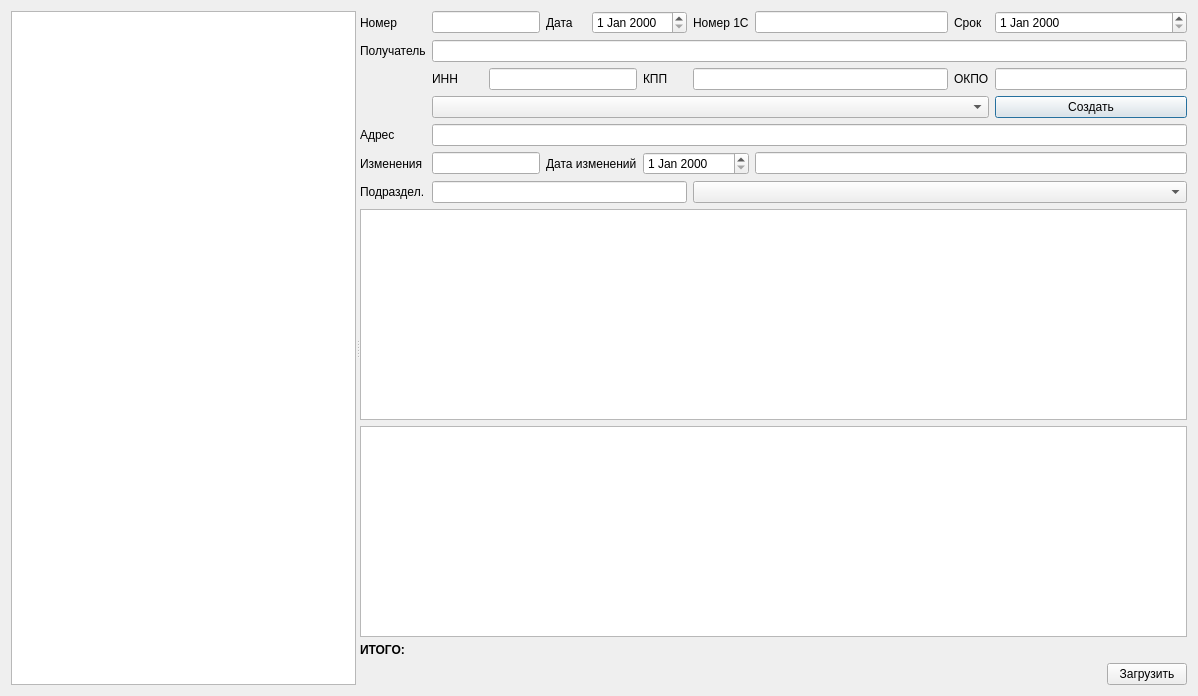
Above: dialogreqload.ui from Sergeyego/warehouse before the change. Below: the same form after it.
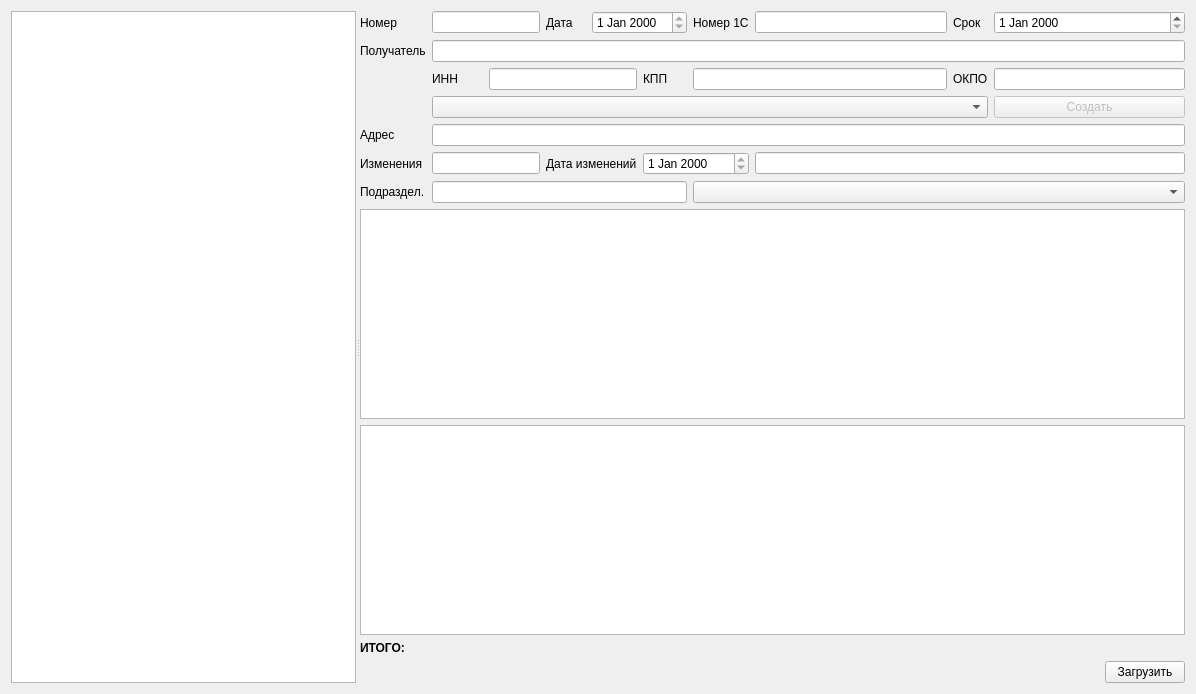
That is the form after the change. Custom widgets are drawn as their Qt base class.

What changed in the file:
```diff
--- a/dialogreqload.ui
+++ b/dialogreqload.ui
@@ -6,8 +6,8 @@
    <rect>
     <x>0</x>
     <y>0</y>
-    <width>1198</width>
-    <height>696</height>
+    <width>1196</width>
+    <height>694</height>
    </rect>
   </property>
   <property name="windowTitle">
@@ -45,7 +45,11 @@
           </widget>
          </item>
          <item row="4" column="1" colspan="9">
-          <widget class="QLineEdit" name="lineEditAdr"/>
+          <widget class="QLineEdit" name="lineEditAdr">
+           <property name="readOnly">
+            <bool>true</bool>
+           </property>
+          </widget>
          </item>
          <item row="0" column="6">
           <widget class="QLabel" name="label_4">
@@ -86,7 +90,11 @@
           </widget>
          </item>
          <item row="1" column="1" colspan="9">
-          <widget class="QLineEdit" name="lineEditPol"/>
+          <widget class="QLineEdit" name="lineEditPol">
+           <property name="readOnly">
+            <bool>true</bool>
+           </property>
+          </widget>
          </item>
          <item row="0" column="7">
           <widget class="QLineEdit" name="lineEditNum1C">
@@ -96,10 +104,17 @@
              <height>0</height>
             </size>
            </property>
+           <property name="readOnly">
+            <bool>true</bool>
+           </property>
           </widget>
          </item>
          <item row="0" column="4" colspan="2">
-          <widget class="DbDateEdit" name="dateEditReq"/>
+          <widget class="DbDateEdit" name="dateEditReq">
+           <property name="readOnly">
+            <bool>true</bool>
+           </property>
+          </widget>
          </item>
          <item row="5" column="1" colspan="2">
           <widget class="QLineEdit" name="lineEditChange"/>
@@ -113,13 +128,20 @@
          </item>
          <item row="3" column="9">
           <widget class="QPushButton" name="pushButtonCrePol">
+           <property name="enabled">
+            <bool>false</bool>
+           </property>
            <property name="text">
             <string>Создать</string>
            </property>
           </widget>
          </item>
          <item row="2" column="9">
-          <widget class="QLineEdit" name="lineEditOkpo"/>
+          <widget class="QLineEdit" name="lineEditOkpo">
+           <property name="readOnly">
+            <bool>true</bool>
+           </property>
+          </widget>
          </item>
          <item row="3" column="1" colspan="8">
           <widget class="DbComboBox" name="comboBoxPol"/>
@@ -152,7 +174,11 @@
           <widget class="QLineEdit" name="lineEditInn"/>
          </item>
          <item row="2" column="6" colspan="2">
-          <widget class="QLineEdit" name="lineEditKpp"/>
+          <widget class="QLineEdit" name="lineEditKpp">
+           <property name="readOnly">
+            <bool>true</bool>
+           </property>
+          </widget>
          </item>
          <item row="5" column="7" colspan="3">
           <widget class="QLineEdit" name="lineEditComment"/>
@@ -172,7 +198,11 @@
           </widget>
          </item>
          <item row="5" column="5" colspan="2">
-          <widget class="DbDateEdit" name="dateEditChange"/>
+          <widget class="DbDateEdit" name="dateEditChange">
+           <property name="readOnly">
+            <bool>true</bool>
+           </property>
+          </widget>
          </item>
          <item row="6" column="0">
           <widget class="QLabel" name="label_12">
```
Left out of the diff: 21 changed lines with no effect on the pictures.
